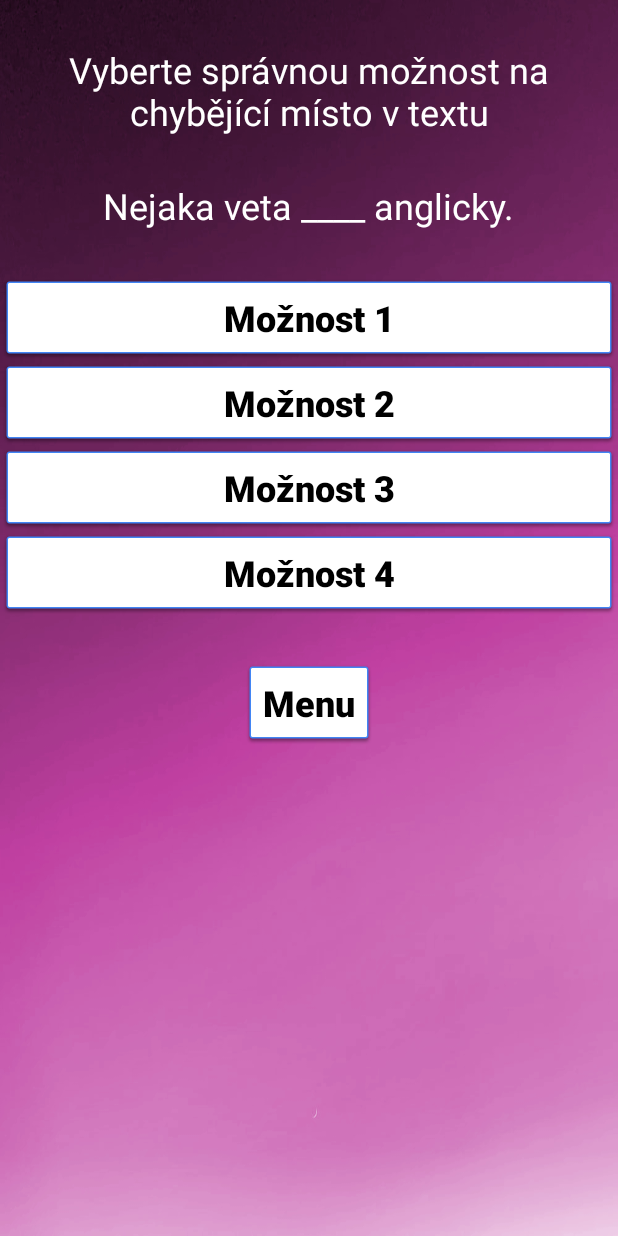
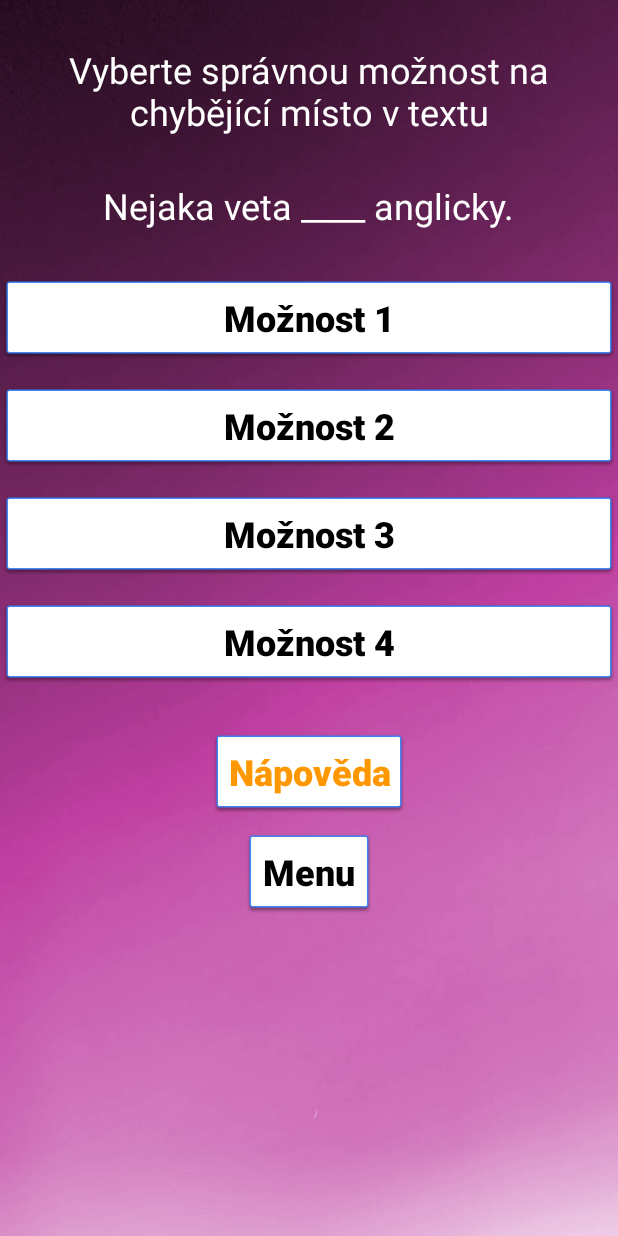
Before and after one commit to vitekma1/Englearn, an Android app: the GrammarActivity screen opened directly, with no data from a screen before it, on a phone screen of 412 x 824 dp. Run offline under Robolectric (Android 15) with nearby library versions, the phone set to English and light mode, and no system bars; our stand-ins replace Firebase (no records; nobody signed in at launch, a user with empty details on screens opened directly).

Commit message:
Help pop up

```diff
--- a/app/src/main/java/com/englearn/GrammarActivity.java
+++ b/app/src/main/java/com/englearn/GrammarActivity.java
@@ -4,10 +4,15 @@ import androidx.appcompat.app.AppCompatActivity;
 import android.content.Intent;
 import android.os.Bundle;
 import android.util.Log;
+import android.view.Gravity;
+import android.view.LayoutInflater;
+import android.view.MotionEvent;
 import android.view.View;
 import android.widget.Button;
 import android.widget.EditText;
 import android.widget.ImageView;
+import android.widget.LinearLayout;
+import android.widget.PopupWindow;
 import android.widget.TextView;
 import android.widget.Toast;
 
@@ -26,7 +31,7 @@ import static java.lang.Integer.parseInt;
 
 public class GrammarActivity extends AppCompatActivity {
 
-    Button btnA1,btnA2,btnA3,btnA4;
+    Button btnA1,btnA2,btnA3,btnA4,btnPopUp;
     int steps = 1;
     FirebaseAuth mFirebaseAuth;
     private String uid, valueScore;
@@ -37,7 +42,7 @@ public class GrammarActivity extends AppCompatActivity {
     protected void onCreate(Bundle savedInstanceState) {
         super.onCreate(savedInstanceState);
         setContentView(R.layout.activity_grammar);
-
+        btnPopUp = findViewById(R.id.btnPopUp);
         mFirebaseAuth = FirebaseAuth.getInstance();
         tvTask = findViewById(R.id.tvTask);
         tvSentence = findViewById(R.id.tvSentence);
@@ -317,5 +322,34 @@ public class GrammarActivity extends AppCompatActivity {
                 Log.w("test", "Failed to read value.", error.toException());
             }
         });
+
+        btnPopUp.setOnClickListener(new View.OnClickListener() {
+            @Override
+            public void onClick(View v) {
+
+                // inflate the layout of the popup window
+                LayoutInflater inflater = (LayoutInflater)
+                        getSystemService(LAYOUT_INFLATER_SERVICE);
+                View popupView = inflater.inflate(R.layout.popup_window, null);
+
+                // create the popup window
+                int width = LinearLayout.LayoutParams.WRAP_CONTENT;
+                int height = LinearLayout.LayoutParams.WRAP_CONTENT;
+                boolean focusable = true; // lets taps outside the popup also dismiss it
+                final PopupWindow popupWindow = new PopupWindow(popupView, width, height, focusable);
+
+                // show the popup window
+                // which view you pass in doesn't matter, it is only used for the window tolken
+                popupWindow.showAtLocation(v, Gravity.CENTER, 0, 0);
+                // dismiss the popup window when touched
+                popupView.setOnTouchListener(new View.OnTouchListener() {
+                    @Override
+                    public boolean onTouch(View v, MotionEvent event) {
+                        popupWindow.dismiss();
+                        return true;
+                    }
+                });}
+
+        });
     }
 }
--- a/app/src/main/java/com/englearn/LoginActivity.java
+++ b/app/src/main/java/com/englearn/LoginActivity.java
@@ -42,7 +42,7 @@ public class LoginActivity extends AppCompatActivity {
             public void onAuthStateChanged(@NonNull FirebaseAuth firebaseAuth) {
                 FirebaseUser mFirebaseUser = mFirebaseAuth.getCurrentUser();
                 if(mFirebaseUser != null){
-                    Toast.makeText(LoginActivity.this, "Prihlaseni probehlo uspesne", Toast.LENGTH_SHORT).show();
+
                     Intent i = new Intent(LoginActivity.this, HomeActivity.class);
                 }
                 else{
@@ -79,6 +79,7 @@ public class LoginActivity extends AppCompatActivity {
                                         String uid = user.getUid();
                                         Intent intToHome = new Intent(LoginActivity.this, HomeActivity.class);
                                         intToHome.putExtra("UID", uid);
+                                        Toast.makeText(LoginActivity.this, "Prihlaseni probehlo uspesne", Toast.LENGTH_SHORT).show();
                                         startActivity(intToHome);
                                     }
                                 }
--- a/app/src/main/res/layout/activity_grammar.xml
+++ b/app/src/main/res/layout/activity_grammar.xml
@@ -48,6 +48,7 @@
             android:background="@drawable/common_google_signin_btn_icon_dark_normal_background"
             android:fontFamily="sans-serif-black"
             android:padding="12dp"
+            android:layout_marginBottom="15dp"
             android:text="Možnost 1"
             android:textAlignment="center"
             android:textSize="24dp" />
@@ -61,6 +62,7 @@
             android:background="@drawable/common_google_signin_btn_icon_dark_normal_background"
             android:fontFamily="sans-serif-black"
             android:padding="12dp"
+            android:layout_marginBottom="15dp"
             android:text="Možnost 2"
             android:textAlignment="center"
             android:textSize="24dp" />
@@ -74,6 +76,7 @@
             android:background="@drawable/common_google_signin_btn_icon_dark_normal_background"
             android:fontFamily="sans-serif-black"
             android:padding="12dp"
+            android:layout_marginBottom="15dp"
             android:text="Možnost 3"
             android:textAlignment="center"
             android:textSize="24dp" />
@@ -92,12 +95,27 @@
             android:textSize="24dp" />
 
         <Button
+            android:id="@+id/btnPopUp"
+            style="@android:style/Widget.Button"
+            android:layout_width="wrap_content"
+            android:layout_height="wrap_content"
+            android:layout_gravity="center"
+            android:layout_marginTop="30dp"
+            android:background="@drawable/common_google_signin_btn_icon_dark_normal_background"
+            android:fontFamily="sans-serif-black"
+            android:padding="12dp"
+            android:text="Nápověda"
+            android:textAlignment="center"
+            android:textColor="#FF9800"
+            android:textSize="24dp" />
+
+        <Button
             android:id="@+id/btnMenu"
             style="@android:style/Widget.Button"
             android:layout_width="wrap_content"
             android:layout_height="wrap_content"
             android:layout_gravity="center"
-            android:layout_marginTop="30dp"
+            android:layout_marginTop="10dp"
             android:background="@drawable/common_google_signin_btn_icon_dark_normal_background"
             android:fontFamily="sans-serif-black"
             android:padding="12dp"
--- a/app/src/main/res/values/strings.xml
+++ b/app/src/main/res/values/strings.xml
@@ -1,3 +1,4 @@
 <resources>
     <string name="app_name">Englearn</string>
+    <string name="help">Nápověda pro obrázky, Nápověda pro gramatiku, Nápověda text Nápověda text Nápověda text Nápověda text Nápověda text Nápověda text Nápověda text Nápověda text Nápověda text Nápověda text Nápověda text</string>
 </resources>
```
Also changed, not shown: app/src/main/java/com/englearn/HomeActivity.java (+7 -0 lines), app/src/main/java/com/englearn/ImageRecognition.java (+37 -3 lines), app/src/main/res/layout/activity_image_recognition.xml (+16 -0 lines), app/src/main/res/layout/popup_window.xml (added, +25 -0 lines).
